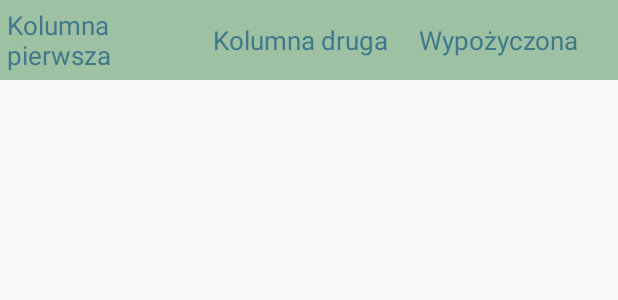
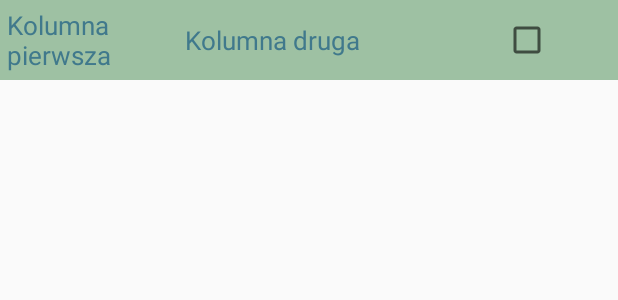
Before and after one commit to Rafi6677/APPozycze---Lending-App-Android, an Android app: the layout item_row.xml on its own in the app's theme, with its tools: preview values and no code run, on a phone screen of 412 x 824 dp. Shown: the top 300 px of the screen. Run offline under Robolectric (Android 15) with nearby library versions, the light colour scheme and no system bars.

Commit message:
Borrowing and returning book service

```diff
--- a/app/build.gradle
+++ b/app/build.gradle
@@ -44,9 +44,6 @@ dependencies {
     implementation "androidx.room:room-runtime:$room_version"
     kapt "androidx.room:room-compiler:$room_version"
 
-    //Livedata
-    implementation "androidx.lifecycle:lifecycle-extensions:2.0.0"
-
     // optional - Kotlin Extensions and Coroutines support for Room
     implementation "androidx.room:room-ktx:$room_version"
 
--- a/app/src/main/java/com/example/appozycze/database/AppDB.kt
+++ b/app/src/main/java/com/example/appozycze/database/AppDB.kt
@@ -6,7 +6,7 @@ import androidx.room.Room
 import androidx.room.RoomDatabase
 import androidx.sqlite.db.SupportSQLiteDatabase
 
-@Database(entities = [(BookEntity::class), (GameEntity::class)], version = 1)
+@Database(entities = [(BookEntity::class), (GameEntity::class)], version = 2)
 abstract class AppDB : RoomDatabase() {
 
     abstract fun bookDao(): BookDAO
--- a/app/src/main/java/com/example/appozycze/database/BookEntity.kt
+++ b/app/src/main/java/com/example/appozycze/database/BookEntity.kt
@@ -3,6 +3,7 @@ package com.example.appozycze.database
 import androidx.room.ColumnInfo
 import androidx.room.Entity
 import androidx.room.PrimaryKey
+import java.util.*
 
 @Entity
 class BookEntity {
@@ -34,5 +35,4 @@ class BookEntity {
         bookLendTo = lendTo
         bookLendDate = ""
     }
-
 }
--- a/app/src/main/java/com/example/appozycze/viewmodels/BookItem.kt
+++ b/app/src/main/java/com/example/appozycze/viewmodels/BookItem.kt
@@ -16,9 +16,9 @@ class BookItem(val book: BookEntity) : Item<ViewHolder>() {
         viewHolder.itemView.secondColumnRow_TextView.text = book.bookTitle
 
         if (book.bookStatus == "AT_HOME") {
-            viewHolder.itemView.thirdColumnRow_TextView.text = "W Domu"
+            viewHolder.itemView.thirdColumnRow_CheckBox.isChecked = true
         } else {
-            viewHolder.itemView.thirdColumnRow_TextView.text = "Wypożyczona"
+            viewHolder.itemView.thirdColumnRow_CheckBox.isChecked = false
         }
 
     }
--- a/app/src/main/java/com/example/appozycze/viewmodels/GameItem.kt
+++ b/app/src/main/java/com/example/appozycze/viewmodels/GameItem.kt
@@ -13,7 +13,7 @@ class GameItem: Item<ViewHolder>() {
     override fun bind(viewHolder: ViewHolder, position: Int) {
         viewHolder.itemView.firstColumnRow_TextView.text = ""
         viewHolder.itemView.secondColumnRow_TextView.text = ""
-        viewHolder.itemView.thirdColumnRow_TextView.text = ""
+        viewHolder.itemView.thirdColumnRow_CheckBox.isChecked = true
     }
 
 }
--- a/app/src/main/res/layout/activity_edit_book.xml
+++ b/app/src/main/res/layout/activity_edit_book.xml
@@ -97,7 +97,7 @@
             app:layout_constraintTop_toBottomOf="@+id/linearLayout2"
             android:layout_marginEnd="8dp" app:layout_constraintEnd_toEndOf="parent" android:layout_marginRight="8dp"/>
     <EditText
-            android:id="@+id/editText"
+            android:id="@+id/lendName_BookEditTextInput"
             android:textColor="@color/colorTealBlue"
             android:textSize="18sp"
             android:layout_width="0dp"
@@ -124,7 +124,7 @@
             android:layout_marginStart="8dp"
             app:layout_constraintStart_toStartOf="parent" android:layout_marginLeft="8dp" android:layout_marginEnd="8dp"
             app:layout_constraintEnd_toEndOf="parent" android:layout_marginRight="8dp" android:layout_marginTop="8dp"
-            app:layout_constraintTop_toBottomOf="@+id/editText"/>
+            app:layout_constraintTop_toBottomOf="@+id/lendName_BookEditTextInput"/>
 
 
     <LinearLayout
--- a/app/src/main/res/layout/item_row.xml
+++ b/app/src/main/res/layout/item_row.xml
@@ -5,7 +5,7 @@
         android:layout_height="wrap_content"
         android:orientation="horizontal"
         android:background="@color/colorCambridgeBlue"
-        android:weightSum="3">
+        android:weightSum="7">
 
     <TextView
             android:text="Kolumna pierwsza"
@@ -17,7 +17,7 @@
             android:padding="3dp"
             android:layout_width="0dp"
             android:layout_height="wrap_content"
-            android:layout_weight="1"/>
+            android:layout_weight="2"/>
 
     <TextView
             android:text="Kolumna druga"
@@ -29,19 +29,16 @@
             android:padding="3dp"
             android:layout_width="0dp"
             android:layout_height="wrap_content"
-            android:layout_weight="1"/>
-
-    <TextView
-            android:text="Wypożyczona"
-            android:textColor="@color/colorTealBlue"
-            android:textSize="17sp"
-            android:id="@+id/thirdColumnRow_TextView"
-            android:layout_gravity="center"
-            android:layout_margin="1dp"
-            android:padding="3dp"
+            android:layout_weight="3"/>
+    <CheckBox
             android:layout_width="0dp"
             android:layout_height="wrap_content"
-            android:layout_weight="1"/>
+            android:id="@+id/thirdColumnRow_CheckBox"
+            android:layout_weight="2"
+            android:layout_gravity="center"
+            android:gravity="center"
+            android:text="@null"
+            android:translationX="40dp" android:clickable="false"/>
 
 
 </LinearLayout>
```
Also changed, not shown: app/src/main/java/com/example/appozycze/activities/books/EditBookActivity.kt (+71 -2 lines), app/src/main/java/com/example/appozycze/database/BookDAO.kt (+10 -1 lines), app/src/main/res/layout/activity_books.xml (+5 -5 lines).
